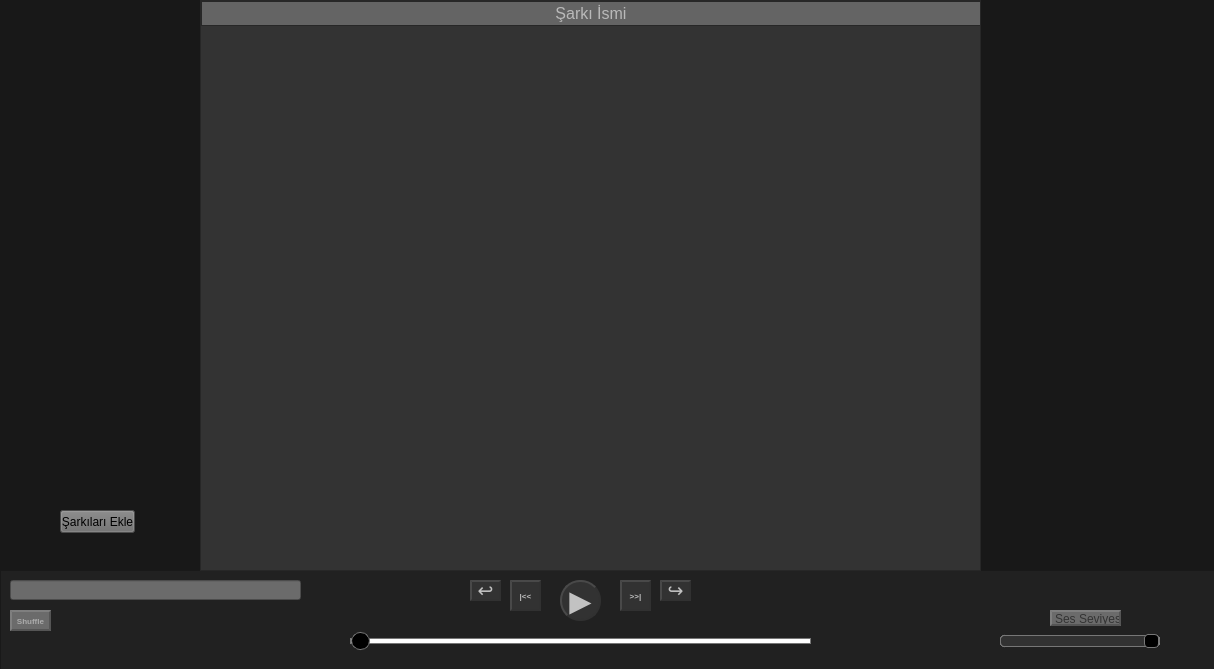
Qt form gui.ui (nicktimur/Python-OOP-MP3-Player) before a commit.
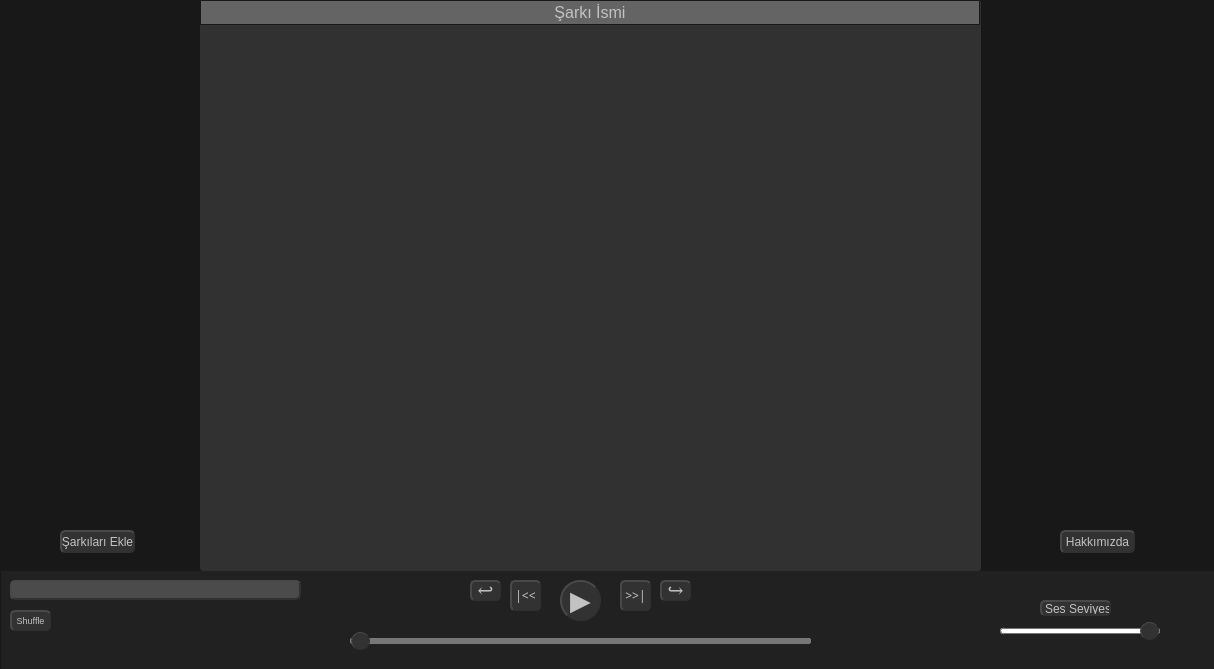
The same form after that commit. Icons and pictures are not drawn.

The edit to the form file:
```diff
--- a/gui.ui
+++ b/gui.ui
@@ -81,7 +81,8 @@
     </property>
     <property name="font">
      <font>
-      <pointsize>22</pointsize>
+      <family>MS UI Gothic</family>
+      <pointsize>20</pointsize>
      </font>
     </property>
     <property name="styleSheet">
@@ -116,8 +117,18 @@
       <height>20</height>
      </rect>
     </property>
+    <property name="font">
+     <font>
+      <family>Yu Gothic UI</family>
+     </font>
+    </property>
     <property name="styleSheet">
-     <string notr="true">background-color:  rgb(107, 107, 107);</string>
+     <string notr="true">background-color:  rgb(75, 75, 75);
+color: #c2c2c2;
+border: 2px solid #313131;
+border-radius: 5px;
+border-style: outset;
+</string>
     </property>
     <property name="text">
      <string/>
@@ -137,9 +148,10 @@
     </property>
     <property name="font">
      <font>
-      <pointsize>6</pointsize>
-      <weight>75</weight>
-      <bold>true</bold>
+      <family>Franklin Gothic Demi</family>
+      <pointsize>9</pointsize>
+      <weight>50</weight>
+      <bold>false</bold>
       <strikeout>false</strikeout>
       <stylestrategy>PreferDefault</stylestrategy>
       <kerning>false</kerning>
@@ -149,7 +161,7 @@
      <string notr="true">QPushButton {
     color: #c2c2c2;
     border: 2px solid #313131;
-    border-radius: 20px;
+    border-radius: 5px;
     border-style: outset;
     background:  rgb(50, 50, 50);
     }
@@ -179,9 +191,10 @@
     </property>
     <property name="font">
      <font>
-      <pointsize>6</pointsize>
-      <weight>75</weight>
-      <bold>true</bold>
+      <family>Franklin Gothic Demi</family>
+      <pointsize>9</pointsize>
+      <weight>50</weight>
+      <bold>false</bold>
       <kerning>false</kerning>
      </font>
     </property>
@@ -189,7 +202,7 @@
      <string notr="true">QPushButton {
     color: #c2c2c2;
     border: 2px solid #313131;
-    border-radius: 20px;
+    border-radius: 5px;
     border-style: outset;
     background:  rgb(50, 50, 50);
     }
@@ -219,19 +232,20 @@
     </property>
     <property name="font">
      <font>
-      <pointsize>6</pointsize>
-      <weight>75</weight>
-      <bold>true</bold>
+      <family>Yu Gothic UI</family>
+      <pointsize>7</pointsize>
+      <weight>50</weight>
+      <bold>false</bold>
       <kerning>false</kerning>
      </font>
     </property>
     <property name="styleSheet">
      <string notr="true">QPushButton {
-    color: #ababab;
-    border: 2px solid #555;
-    border-radius: 20px;
+    color: #c2c2c2;
+    border: 2px solid #313131;
+    border-radius: 5px;
     border-style: outset;
-    background:  rgb(107, 107, 107);
+    background:  rgb(50, 50, 50);
     }
 
 QPushButton:hover {
@@ -254,7 +268,7 @@
     <property name="geometry">
      <rect>
       <x>1000</x>
-      <y>60</y>
+      <y>50</y>
       <width>160</width>
       <height>22</height>
      </rect>
@@ -263,55 +277,56 @@
      <string notr="true">QSlider::groove:horizontal {
 border: 1px solid #bbb;
 background: white;
-height: 10px;
-border-radius: 4px;
+height: 4px;
+border-radius: 3px;
 }
 
 QSlider::sub-page:horizontal {
-background: rgb(50, 50, 50);
+background: qlineargradient(x1: 0, y1: 0,    x2: 0, y2: 1,
+    stop: 0 #151515, stop: 1 #505050);
 border: 1px solid #777;
 height: 10px;
-border-radius: 4px;
+border-radius: 3px;
 }
 
+
 QSlider::add-page:horizontal {
 background: #fff;
-border: 1px solid #777;
+border: 3px solid #777;
 height: 10px;
-border-radius: 4px;
+border-radius: 2.5px;
 }
 
 QSlider::handle:horizontal {
-background-color:  rgb(0, 0, 0);
-border: 1px solid #777;
-width: 13px;
-margin-top: -2px;
-margin-bottom: -2px;
-border-radius: 4px;
+background-color: rgb(50, 50, 50);
+border: 1px solid #313131;;
+width: 17px;
+height: 30px;
+margin-top: -7px;
+margin-bottom: -7px;
+border-radius: 9px;
+border-style: outset;
 }
 
 QSlider::handle:horizontal:hover {
-background: qlineargradient(x1:0, y1:0, x2:1, y2:1,
-    stop:0 #fff, stop:1 #ddd);
-border: 1px solid #444;
-border-radius: 4px;
-}
+background-color: rgb(30, 30, 30);
+border: 1px solid #2a2a2a;
+width: 17px;
+height: 30px;
+margin-top: -7px;
+margin-bottom: -7px;
+border-radius: 9px;
+border-style: outset;
 
-QSlider::sub-page:horizontal:disabled {
-background: #bbb;
-border-color: #999;
 }
 
-QSlider::add-page:horizontal:disabled {
-background: #eee;
-border-color: #999;
+QSlider::handle:horizontal:pressed{
+    border-style: inset;
+    background: rgb(15, 15, 15);
 }
 
-QSlider::handle:horizontal:disabled {
-background: #eee;
-border: 1px solid #aaa;
-border-radius: 4px;
-}</string>
+
+</string>
     </property>
     <property name="maximum">
      <number>100</number>
@@ -338,19 +353,24 @@
    <widget class="QLabel" name="label">
     <property name="geometry">
      <rect>
-      <x>1050</x>
-      <y>40</y>
+      <x>1040</x>
+      <y>30</y>
       <width>71</width>
       <height>16</height>
      </rect>
     </property>
+    <property name="font">
+     <font>
+      <family>Yu Gothic UI</family>
+     </font>
+    </property>
     <property name="styleSheet">
      <string notr="true">QLabel {
-    color: #333;
-    border: 2px solid #555;
-    border-radius: 20px;
+    color: #c2c2c2;
+    border: 2px solid #313131;
+    border-radius: 5px;
     border-style: outset;
-    background: rgb(107, 107, 107);
+    background:  rgb(50, 50, 50);
     }
 </string>
     </property>
@@ -378,33 +398,51 @@
 border: 1px solid #bbb;
 background: white;
 height: 4px;
-border-radius: 4px;
+border-radius: 3px;
 }
 
 QSlider::sub-page:horizontal {
 background: qlineargradient(x1: 0, y1: 0,    x2: 0, y2: 1,
     stop: 0 #151515, stop: 1 #505050);
-
 border: 1px solid #777;
 height: 10px;
-border-radius: 4px;
+border-radius: 3px;
 }
 
+
 QSlider::add-page:horizontal {
 background: #fff;
-border: 1px solid #777;
+border: 3px solid #777;
 height: 10px;
-border-radius: 8px;
+border-radius: 2.5px;
 }
 
 QSlider::handle:horizontal {
-background-color: rgb(0, 0, 0);
-border: 1px solid #777;
+background-color: rgb(50, 50, 50);
+border: 1px solid #313131;;
 width: 17px;
 height: 30px;
 margin-top: -7px;
 margin-bottom: -7px;
 border-radius: 9px;
+border-style: outset;
+}
+
+QSlider::handle:horizontal:hover {
+background-color: rgb(30, 30, 30);
+border: 1px solid #2a2a2a;
+width: 17px;
+height: 30px;
+margin-top: -7px;
+margin-bottom: -7px;
+border-radius: 9px;
+border-style: outset;
+
+}
+
+QSlider::handle:horizontal:pressed{
+    border-style: inset;
+    background: rgb(15, 15, 15);
 }
 
 
@@ -450,6 +488,12 @@
       <height>21</height>
      </rect>
     </property>
+    <property name="font">
+     <font>
+      <family>Yu Gothic UI</family>
+      <pointsize>9</pointsize>
+     </font>
+    </property>
     <property name="styleSheet">
      <string notr="true"/>
     </property>
@@ -468,6 +512,7 @@
     </property>
     <property name="font">
      <font>
+      <family>Georgia</family>
       <pointsize>14</pointsize>
       <weight>50</weight>
       <bold>false</bold>
@@ -478,7 +523,7 @@
      <string notr="true">QPushButton {
     color: #c2c2c2;
     border: 2px solid #313131;
-    border-radius: 20px;
+    border-radius: 5px;
     border-style: outset;
     background:  rgb(50, 50, 50);
     }
@@ -508,6 +553,7 @@
     </property>
     <property name="font">
      <font>
+      <family>Georgia</family>
       <pointsize>14</pointsize>
       <weight>50</weight>
       <bold>false</bold>
@@ -518,7 +564,7 @@
      <string notr="true">QPushButton {
     color: #c2c2c2;
     border: 2px solid #313131;
-    border-radius: 20px;
+    border-radius: 5px;
     border-style: outset;
     background:  rgb(50, 50, 50);
     }
@@ -546,6 +592,12 @@
       <height>21</height>
      </rect>
     </property>
+    <property name="font">
+     <font>
+      <family>Yu Gothic UI</family>
+      <pointsize>9</pointsize>
+     </font>
+    </property>
     <property name="styleSheet">
      <string notr="true"/>
     </property>
@@ -571,16 +623,19 @@
    </property>
    <property name="styleSheet">
     <string notr="true">QWidget {
-    background-color: #333333;
-    color: #b9b9b9;
+    background-color: #313131;
+    color: #c2c2c2;
+	border-radius: 3px;
 }
 QTableView {
-    selection-background-color:  rgb(136, 136, 136);
+    selection-background-color:  rgb(75, 75, 75);
+	color: #c2c2c2;
 }
 
 QHeaderView::section {
     background-color: #646464;
-    border: 1px solid #272727;
+    border: 1px solid #181818;
+	border-radius: 1px;
     font-size: 12pt;
 }
 
@@ -592,6 +647,7 @@
 QTableWidget QTableCornerButton::section {
     background-color: #646464;
     border: 1px solid #272727;
+	border-radius: 2px;
 }</string>
    </property>
    <property name="lineWidth">
@@ -621,7 +677,7 @@
     </property>
     <property name="font">
      <font>
-      <family>Sans Serif Collection</family>
+      <family>Yu Gothic UI</family>
       <pointsize>8</pointsize>
       <underline>false</underline>
      </font>
@@ -635,19 +691,76 @@
    <property name="geometry">
     <rect>
      <x>60</x>
-     <y>510</y>
+     <y>530</y>
      <width>75</width>
      <height>23</height>
     </rect>
    </property>
+   <property name="font">
+    <font>
+     <family>Yu Gothic UI</family>
+    </font>
+   </property>
    <property name="styleSheet">
-    <string notr="true">
-background-color: rgb(107, 107, 107);</string>
+    <string notr="true">QPushButton {
+    color: #c2c2c2;
+    border: 2px solid #313131;
+    border-radius: 5px;
+    border-style: outset;
+    background:  rgb(50, 50, 50);
+    }
+
+QPushButton:hover {
+    background:  rgb(30, 30, 30);
+	border: 2px solid #2a2a2a;
+    }
+
+QPushButton:pressed {
+    border-style: inset;
+    background: rgb(15, 15, 15);
+    }</string>
    </property>
    <property name="text">
     <string>Şarkıları Ekle</string>
    </property>
   </widget>
+  <widget class="QPushButton" name="about_us">
+   <property name="geometry">
+    <rect>
+     <x>1060</x>
+     <y>530</y>
+     <width>75</width>
+     <height>23</height>
+    </rect>
+   </property>
+   <property name="font">
+    <font>
+     <family>Yu Gothic UI</family>
+    </font>
+   </property>
+   <property name="styleSheet">
+    <string notr="true">QPushButton {
+    color: #c2c2c2;
+    border: 2px solid #313131;
+    border-radius: 5px;
+    border-style: outset;
+    background:  rgb(50, 50, 50);
+    }
+
+QPushButton:hover {
+    background:  rgb(30, 30, 30);
+	border: 2px solid #2a2a2a;
+    }
+
+QPushButton:pressed {
+    border-style: inset;
+    background: rgb(15, 15, 15);
+    }</string>
+   </property>
+   <property name="text">
+    <string>Hakkımızda</string>
+   </property>
+  </widget>
  </widget>
  <resources/>
  <connections/>
```
